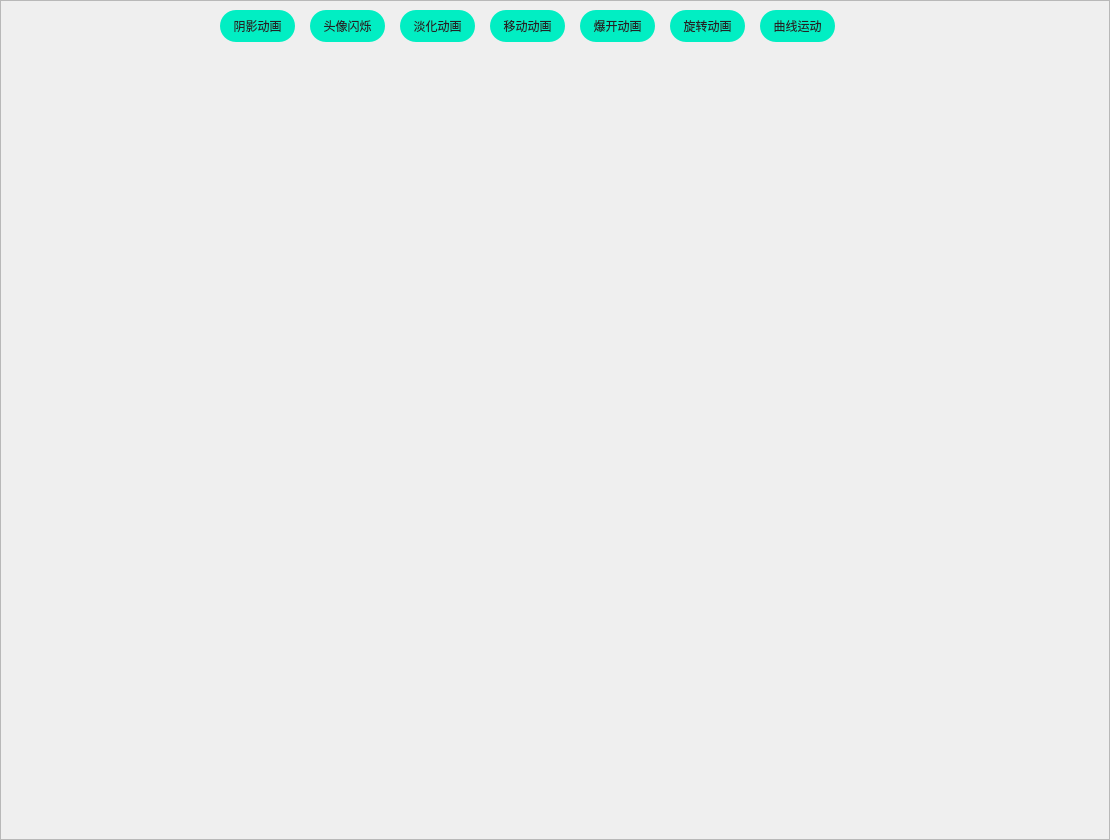
This is animation/animationTest.ui in KikyoShaw/QtWidgetsApplication as Qt 5 draws it before an edit. The edited form follows.
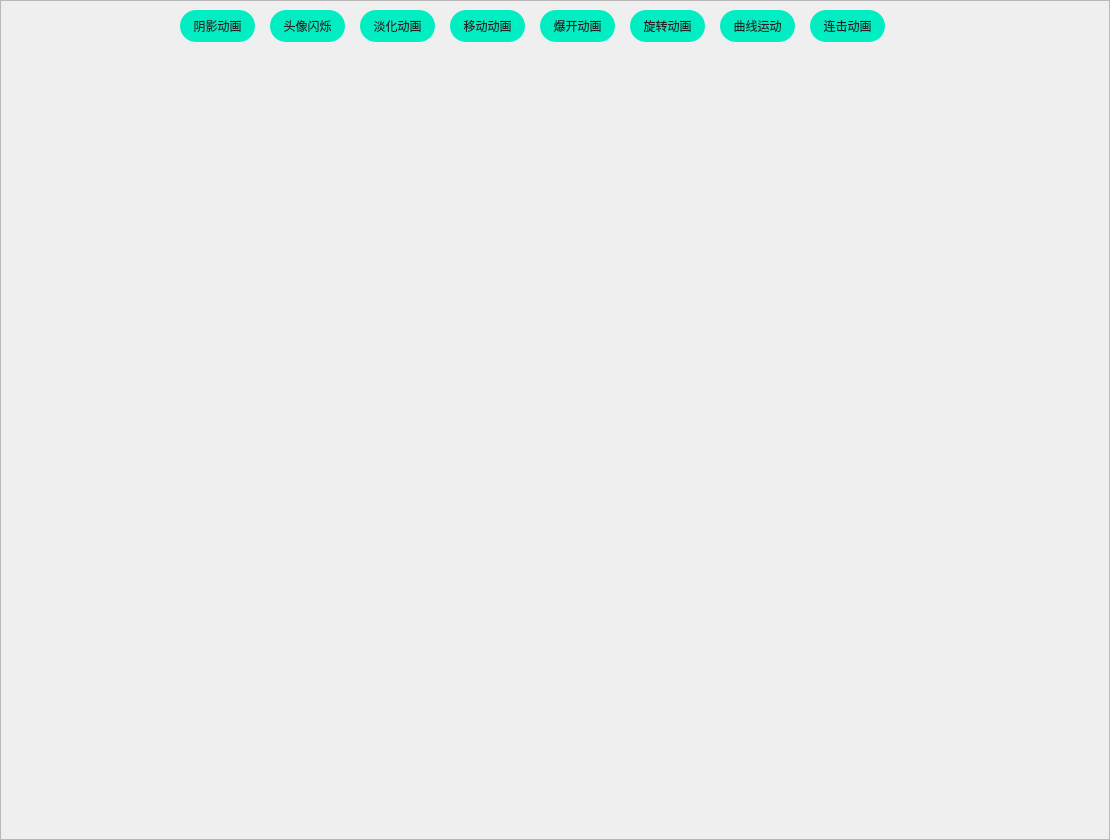
This is the edited form. Icons and pictures are not drawn. Custom widgets are drawn as their Qt base class.

Commit message: 连击动画

```diff
--- a/animation/animationTest.ui
+++ b/animation/animationTest.ui
@@ -67,7 +67,7 @@
      <widget class="QPushButton" name="pushButton">
       <property name="geometry">
        <rect>
-        <x>580</x>
+        <x>540</x>
         <y>10</y>
         <width>75</width>
         <height>32</height>
@@ -83,7 +83,7 @@
      <widget class="QPushButton" name="pushButton2">
       <property name="geometry">
        <rect>
-        <x>490</x>
+        <x>450</x>
         <y>10</y>
         <width>75</width>
         <height>32</height>
@@ -99,7 +99,7 @@
      <widget class="QPushButton" name="pushButton3">
       <property name="geometry">
        <rect>
-        <x>400</x>
+        <x>360</x>
         <y>10</y>
         <width>75</width>
         <height>32</height>
@@ -115,7 +115,7 @@
      <widget class="QPushButton" name="pushButton4">
       <property name="geometry">
        <rect>
-        <x>670</x>
+        <x>630</x>
         <y>10</y>
         <width>75</width>
         <height>32</height>
@@ -131,8 +131,8 @@
      <widget class="rotationLabel" name="label_rotation">
       <property name="geometry">
        <rect>
-        <x>970</x>
-        <y>40</y>
+        <x>60</x>
+        <y>390</y>
         <width>100</width>
         <height>100</height>
        </rect>
@@ -161,7 +161,7 @@
      <widget class="QPushButton" name="pushButton5">
       <property name="geometry">
        <rect>
-        <x>220</x>
+        <x>180</x>
         <y>10</y>
         <width>75</width>
         <height>32</height>
@@ -193,7 +193,7 @@
      <widget class="QPushButton" name="pushButton6">
       <property name="geometry">
        <rect>
-        <x>760</x>
+        <x>720</x>
         <y>10</y>
         <width>75</width>
         <height>32</height>
@@ -223,7 +223,7 @@
      <widget class="QPushButton" name="pushButton7">
       <property name="geometry">
        <rect>
-        <x>310</x>
+        <x>270</x>
         <y>10</y>
         <width>75</width>
         <height>32</height>
@@ -236,6 +236,32 @@
        <string>头像闪烁</string>
       </property>
      </widget>
+     <widget class="QPushButton" name="pushButton8">
+      <property name="geometry">
+       <rect>
+        <x>810</x>
+        <y>10</y>
+        <width>75</width>
+        <height>32</height>
+       </rect>
+      </property>
+      <property name="cursor">
+       <cursorShape>PointingHandCursor</cursorShape>
+      </property>
+      <property name="text">
+       <string>连击动画</string>
+      </property>
+     </widget>
+     <widget class="ComBo" name="widget_comBo" native="true">
+      <property name="geometry">
+       <rect>
+        <x>730</x>
+        <y>70</y>
+        <width>350</width>
+        <height>150</height>
+       </rect>
+      </property>
+     </widget>
     </widget>
    </item>
   </layout>
@@ -247,6 +273,12 @@
    <extends>QLabel</extends>
    <header location="global">rotationlabel.h</header>
   </customwidget>
+  <customwidget>
+   <class>ComBo</class>
+   <extends>QWidget</extends>
+   <header location="global">combo.h</header>
+   <container>1</container>
+  </customwidget>
  </customwidgets>
  <resources>
   <include location="animationTest.qrc"/>
```
The commit also changes 18 other files.
